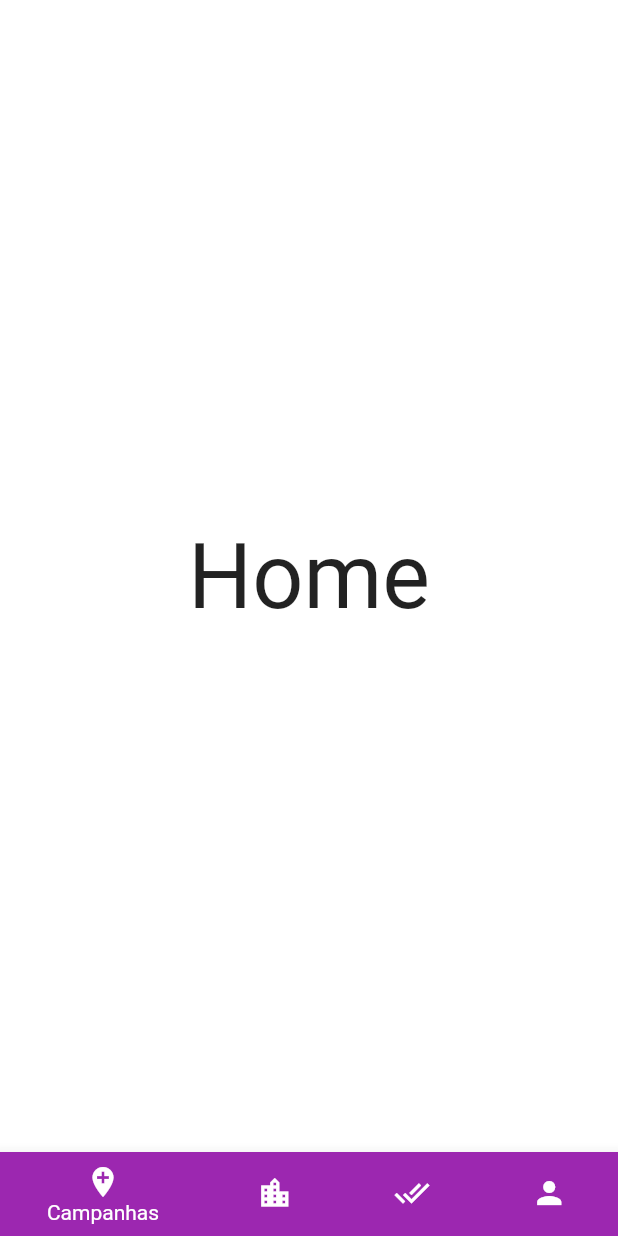
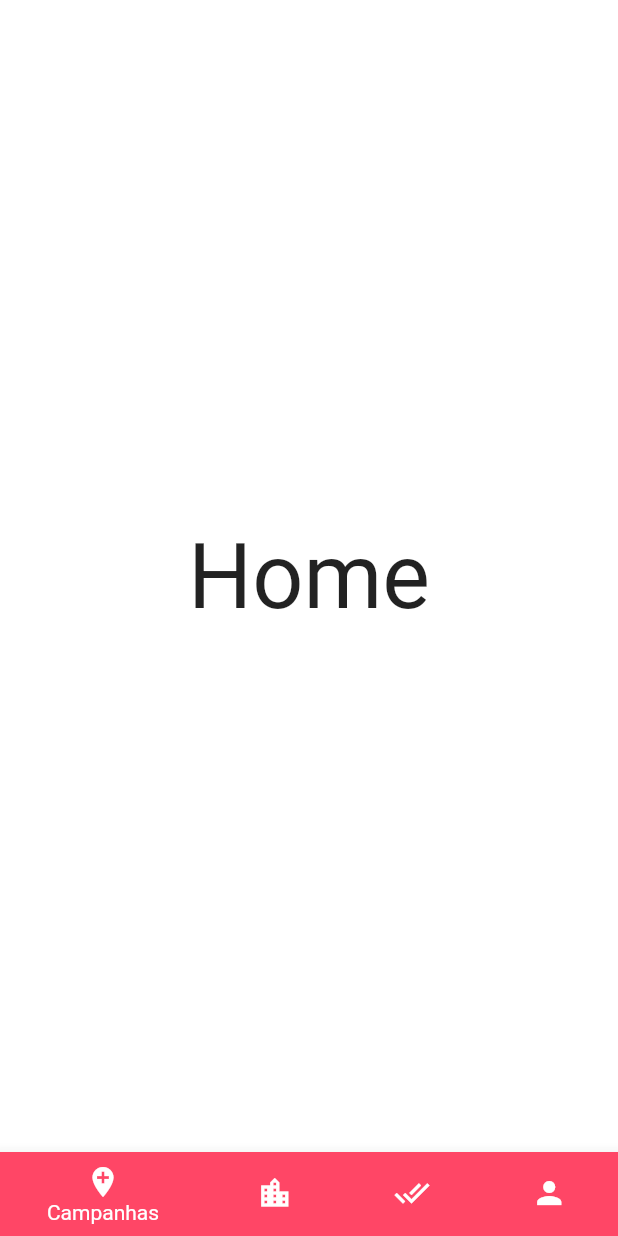
Before and after one commit to lesantucci/doemais-flutter, a Flutter app: the screen it shows after launch, on a phone screen of 412 x 824 dp. Run offline on Flutter 3.47's test engine with Material 2 defaults, Android fonts, the phone set to English and light mode, and no system bars.

Commit message:
altera cor de fundo bottomNavigationBar

```diff
--- a/lib/home/screens/home-page.screen.dart
+++ b/lib/home/screens/home-page.screen.dart
@@ -1,4 +1,5 @@
 import 'package:doemais/main.dart';
+import 'package:doemais/theme/app-color.dart';
 import 'package:flutter/cupertino.dart';
 import 'package:flutter/material.dart';
 
@@ -20,22 +21,22 @@ class _MyHomePageState extends State<MyHomePage> {
             BottomNavigationBarItem(
               icon: Icon(Icons.add_location),
               label: 'Campanhas',
-              backgroundColor: Colors.purple,
+              backgroundColor: AppColor.primary,
             ),
             BottomNavigationBarItem(
               icon: Icon(Icons.location_city),
               label: 'ONGs',
-              backgroundColor: Colors.purple,
+              backgroundColor: AppColor.primary,
             ),
             BottomNavigationBarItem(
               icon: Icon(Icons.done_all),
               label: 'Interesses',
-              backgroundColor: Colors.purple,
+              backgroundColor: AppColor.primary,
             ),
             BottomNavigationBarItem(
               icon: Icon(Icons.person),
               label: 'Perfil',
-              backgroundColor: Colors.purple,
+              backgroundColor: AppColor.primary,
             )
           ],
         ),
```
